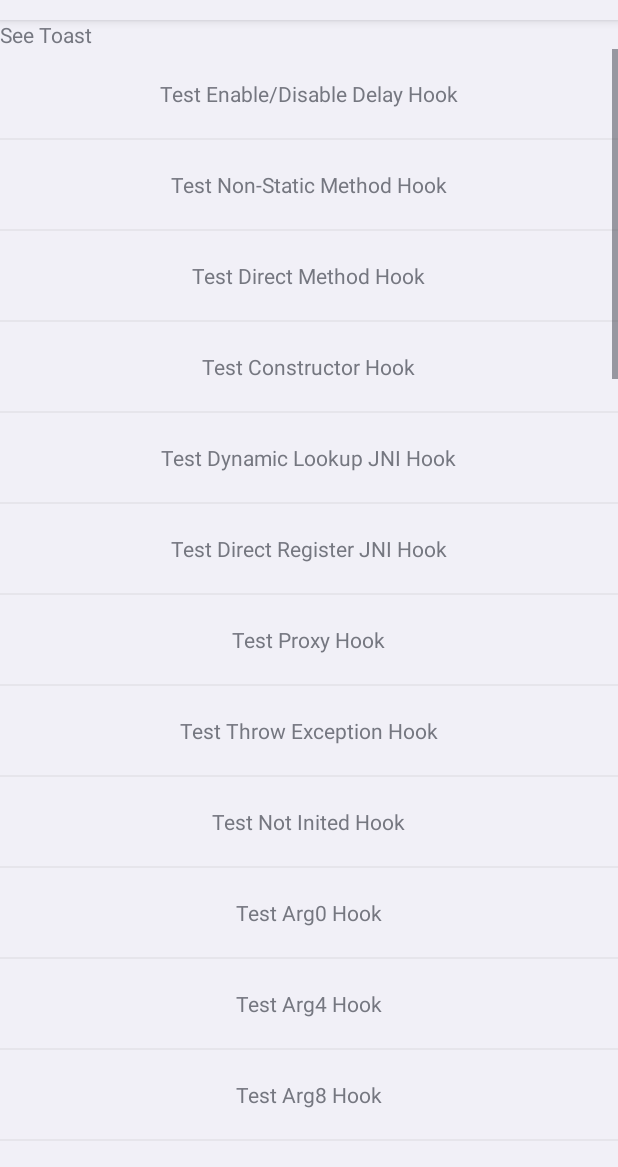
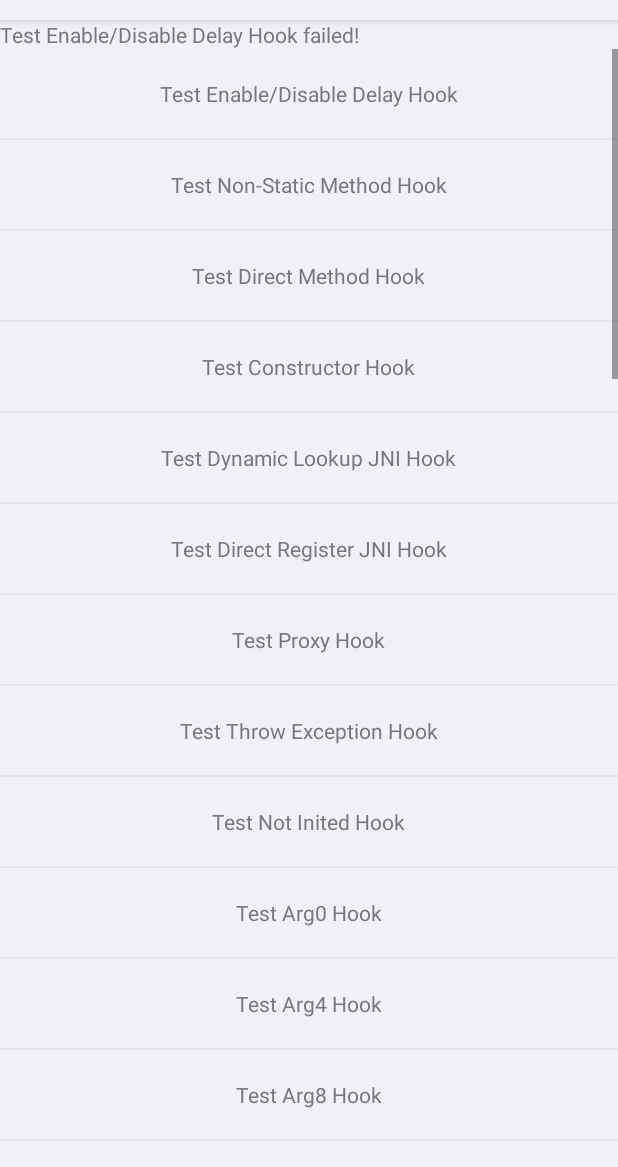
Before and after one commit to canyie/pine, an Android app: the screen it shows after launch (MainActivity), after a tap on an icon or button, on a phone screen of 412 x 824 dp, the part 64-1231 px from its top. Run offline under Robolectric (Android 15) with nearby library versions, the light colour scheme and no system bars; 11 statements that could not run were skipped.

Commit message:
[app] Add automated test

```diff
--- a/app/build.gradle
+++ b/app/build.gradle
@@ -50,4 +50,7 @@ dependencies {
     implementation project(':core')
     implementation project(':enhances')
     implementation 'com.iqiyi.xcrash:xcrash-android-lib:2.4.9'
+
+    androidTestImplementation "androidx.test.ext:junit:1.1.3"
+    androidTestImplementation "androidx.test:runner:1.4.0"
 }
--- a/app/src/main/java/top/canyie/pine/examples/ExampleApp.java
+++ b/app/src/main/java/top/canyie/pine/examples/ExampleApp.java
@@ -13,11 +13,60 @@ import top.canyie.pine.PineConfig;
 import xcrash.ICrashCallback;
 import xcrash.XCrash;
 
+import top.canyie.pine.examples.test.*;
+
 /**
  * @author canyie
  */
 public class ExampleApp extends Application {
     public static final String TAG = "PineExample";
+    public static final TestItem TOAST_TEST = new TestItem("Toast.makeText Hook", new ToastHookTest());
+    public static final TestItem GC_TEST = new TestItem("Run GC", new GCTest());
+    public static final TestItem TOGGLE_DELAY_HOOK_TEST  = new TestItem("Enable/Disable Delay Hook", new DelayHookTest());
+    public static final TestItem[] ALL_TESTS = {
+            TOGGLE_DELAY_HOOK_TEST,
+            new TestItem("Non-Static Method Hook", new NonStaticTest()),
+            new TestItem("Direct Method Hook", new DirectMethodTest()),
+            new TestItem("Constructor Hook", new ConstructorTest()),
+            new TestItem("Dynamic Lookup JNI Hook", new DynamicLookupJNITest()),
+            new TestItem("Direct Register JNI Hook", new DirectRegisterJNITest()),
+            new TestItem("Proxy Hook", new ProxyTest()),
+            new TestItem("Throw Exception Hook", new ThrowExceptionTest()),
+            new TestItem("Not Inited Hook", new NotInitedTest()),
+            new TestItem("Arg0 Hook", new Arg0Test()),
+            new TestItem("Arg4 Hook", new Arg4Test()),
+            new TestItem("Arg8 Hook", new Arg8Test()),
+            new TestItem("Arg44 Hook", new Arg44Test()),
+            new TestItem("Arg48 Hook", new Arg48Test()),
+            new TestItem("Arg84 Hook", new Arg84Test()),
+            new TestItem("Arg88 Hook", new Arg88Test()),
+            new TestItem("Arg444 Hook", new Arg444Test()),
+            new TestItem("Arg448 Hook", new Arg448Test()),
+            new TestItem("Arg484 Hook", new Arg484Test()),
+            new TestItem("Arg488 Hook", new Arg488Test()),
+            new TestItem("Arg844 Hook", new Arg844Test()),
+            new TestItem("Arg848 Hook", new Arg848Test()),
+            new TestItem("Arg884 Hook", new Arg884Test()),
+            new TestItem("Arg888 Hook", new Arg888Test()),
+            new TestItem("Arg4444 Hook", new Arg4444Test()),
+            new TestItem("Arg4448 Hook", new Arg4448Test()),
+            new TestItem("Arg4484 Hook", new Arg4484Test()),
+            new TestItem("Arg4488 Hook", new Arg4488Test()),
+            new TestItem("Arg4844 Hook", new Arg4844Test()),
+            new TestItem("Arg4848 Hook", new Arg4848Test()),
+            new TestItem("Arg4884 Hook", new Arg4884Test()),
+            new TestItem("Arg4888 Hook", new Arg4888Test()),
+            new TestItem("Arg8444 Hook", new Arg8444Test()),
+            new TestItem("Arg8448 Hook", new Arg8448Test()),
+            new TestItem("Arg8484 Hook", new Arg8484Test()),
+            new TestItem("Arg8488 Hook", new Arg8488Test()),
+            new TestItem("Arg8844 Hook", new Arg8844Test()),
+            new TestItem("Arg8848 Hook", new Arg8848Test()),
+            new TestItem("Arg8884 Hook", new Arg8884Test()),
+            new TestItem("Arg8888 Hook", new Arg8888Test()),
+            TOAST_TEST,
+            GC_TEST
+    };
     private static ExampleApp instance;
 
     @Override protected void attachBaseContext(Context base) {
@@ -34,7 +83,7 @@ public class ExampleApp extends Application {
         tombstones.setExecutable(true, false);
 
         ICrashCallback callback = new ICrashCallback() {
-            @Override public void onCrash(String logPath, String emergency) throws Exception {
+            @Override public void onCrash(String logPath, String emergency) {
                 Log.e(TAG, "XCrash triggered: logPath " + logPath + " emergency " + emergency);
                 new File(logPath).setReadable(true, false);
             }
--- a/app/src/main/java/top/canyie/pine/examples/MainActivity.java
+++ b/app/src/main/java/top/canyie/pine/examples/MainActivity.java
@@ -4,61 +4,18 @@ import android.annotation.SuppressLint;
 import android.app.Activity;
 import android.os.Build;
 import android.os.Bundle;
-import android.util.Log;
 import android.view.View;
 import android.widget.AdapterView;
 import android.widget.ArrayAdapter;
 import android.widget.ListView;
 import android.widget.TextView;
 
-import top.canyie.pine.examples.test.*;
+import top.canyie.pine.examples.test.Test;
+import top.canyie.pine.examples.test.TestItem;
+
+import static top.canyie.pine.examples.ExampleApp.ALL_TESTS;
 
 public class MainActivity extends Activity implements AdapterView.OnItemClickListener {
-    private static final TestItem[] sTestItems = {
-            new TestItem("Enable/Disable Delay Hook", new DelayHookTest()),
-            new TestItem("Non-Static Method Hook", new NonStaticTest()),
-            new TestItem("Direct Method Hook", new DirectMethodTest()),
-            new TestItem("Constructor Hook", new ConstructorTest()),
-            new TestItem("Dynamic Lookup JNI Hook", new DynamicLookupJNITest()),
-            new TestItem("Direct Register JNI Hook", new DirectRegisterJNITest()),
-            new TestItem("Proxy Hook", new ProxyTest()),
-            new TestItem("Throw Exception Hook", new ThrowExceptionTest()),
-            new TestItem("Not Inited Hook", new NotInitedTest()),
-            new TestItem("Arg0 Hook", new Arg0Test()),
-            new TestItem("Arg4 Hook", new Arg4Test()),
-            new TestItem("Arg8 Hook", new Arg8Test()),
-            new TestItem("Arg44 Hook", new Arg44Test()),
-            new TestItem("Arg48 Hook", new Arg48Test()),
-            new TestItem("Arg84 Hook", new Arg84Test()),
-            new TestItem("Arg88 Hook", new Arg88Test()),
-            new TestItem("Arg444 Hook", new Arg444Test()),
-            new TestItem("Arg448 Hook", new Arg448Test()),
-            new TestItem("Arg484 Hook", new Arg484Test()),
-            new TestItem("Arg488 Hook", new Arg488Test()),
-            new TestItem("Arg844 Hook", new Arg844Test()),
-            new TestItem("Arg848 Hook", new Arg848Test()),
-            new TestItem("Arg884 Hook", new Arg884Test()),
-            new TestItem("Arg888 Hook", new Arg888Test()),
-            new TestItem("Arg4444 Hook", new Arg4444Test()),
-            new TestItem("Arg4448 Hook", new Arg4448Test()),
-            new TestItem("Arg4484 Hook", new Arg4484Test()),
-            new TestItem("Arg4488 Hook", new Arg4488Test()),
-            new TestItem("Arg4844 Hook", new Arg4844Test()),
-            new TestItem("Arg4848 Hook", new Arg4848Test()),
-            new TestItem("Arg4884 Hook", new Arg4884Test()),
-            new TestItem("Arg4888 Hook", new Arg4888Test()),
-            new TestItem("Arg8444 Hook", new Arg8444Test()),
-            new TestItem("Arg8448 Hook", new Arg8448Test()),
-            new TestItem("Arg8484 Hook", new Arg8484Test()),
-            new TestItem("Arg8488 Hook", new Arg8488Test()),
-            new TestItem("Arg8844 Hook", new Arg8844Test()),
-            new TestItem("Arg8848 Hook", new Arg8848Test()),
-            new TestItem("Arg8884 Hook", new Arg8884Test()),
-            new TestItem("Arg8888 Hook", new Arg8888Test()),
-            new TestItem("Toast.makeText Hook", new ToastHookTest()),
-            new TestItem("Run GC", new GCTest())
-    };
-
     private TextView output;
 
     @SuppressLint("DefaultLocale") @Override
@@ -71,9 +28,9 @@ public class MainActivity extends Activity implements AdapterView.OnItemClickLis
         output.setText(String.format("Android %s (API %d); CPU Arch %s; No Test executed…",
                 Build.VERSION.RELEASE, Build.VERSION.SDK_INT, Build.CPU_ABI));
 
-        String[] testNames = new String[sTestItems.length];
-        for (int i = 0; i < sTestItems.length; i++) {
-            testNames[i] = "Test " + sTestItems[i].name;
+        String[] testNames = new String[ALL_TESTS.length];
+        for (int i = 0; i < ALL_TESTS.length; i++) {
+            testNames[i] = "Test " + ALL_TESTS[i].name;
         }
         ArrayAdapter<String> adapter = new ArrayAdapter<>(this, R.layout.test_item,
                 R.id.test_item_name, testNames);
@@ -84,43 +41,14 @@ public class MainActivity extends Activity implements AdapterView.OnItemClickLis
 
     @SuppressLint("SetTextI18n") @Override
     public void onItemClick(AdapterView<?> parent, View view, int position, long id) {
-        TestItem testItem = sTestItems[position];
-        Log.i(ExampleApp.TAG, "Executing " + testItem.name);
-        Test test = testItem.test;
-        int result = test.run();
-        Log.i(ExampleApp.TAG, "Execute " + testItem.name + " result " + result);
-
-        boolean success = false, failed = false;
-
+        TestItem testItem = ALL_TESTS[position];
+        int result = testItem.run();
         if (result == Test.SUCCESS) {
-            if (test.isCallbackInvoked) {
-                success = true;
-            } else {
-                Log.e(ExampleApp.TAG, "Test " + testItem.name + " is not hooked");
-                failed = true;
-            }
+            output.setText("Test " + testItem.name + " success!");
         } else if (result == Test.FAILED) {
-            failed = true;
-        }
-
-        test.isCallbackInvoked = false;
-
-        if (success) {
-            output.setText("Test " + testItem.name + " success!");
-        } else if (failed) {
             output.setText("Test " + testItem.name + " failed!");
         } else {
             output.setText("See Toast");
         }
     }
-
-    private static final class TestItem {
-        final String name;
-        final Test test;
-
-        TestItem(String name, Test test) {
-            this.name = name;
-            this.test = test;
-        }
-    }
 }
--- a/app/src/main/java/top/canyie/pine/examples/test/DelayHookTest.java
+++ b/app/src/main/java/top/canyie/pine/examples/test/DelayHookTest.java
@@ -13,6 +13,7 @@ import top.canyie.pine.examples.ExampleApp;
 public class DelayHookTest extends Test {
     private boolean enabled;
     @Override public int run() {
+        int res = IGNORED;
         Context ctx = ExampleApp.getInstance();
         CharSequence alert;
         if (enabled) {
@@ -27,10 +28,11 @@ public class DelayHookTest extends Test {
                 alert = "Enabled delay hook";
             } else {
                 alert = "Delay hook init error";
+                res = FAILED;
             }
         }
         Toast.makeText(ctx, alert, Toast.LENGTH_SHORT).show();
-        return IGNORED;
+        return res;
     }
 
     @Override protected int testImpl() {
--- /dev/null
+++ b/app/src/main/java/top/canyie/pine/examples/test/TestItem.java
@@ -0,0 +1,32 @@
+package top.canyie.pine.examples.test;
+
+import android.util.Log;
+
+import top.canyie.pine.examples.ExampleApp;
+
+/**
+ * @author canyie
+ */
+public class TestItem {
+    public final String name;
+    public final Test test;
+
+    public TestItem(String name, Test test) {
+        this.name = name;
+        this.test = test;
+    }
+
+    public int run() {
+        Log.i(ExampleApp.TAG, "Executing " + name);
+        int result = test.run();
+        Log.i(ExampleApp.TAG, "Result of " + name + " : " + result);
+
+        if (result == Test.SUCCESS && !test.isCallbackInvoked) {
+            Log.e(ExampleApp.TAG, "Test " + name + " is not hooked");
+            result = Test.FAILED;
+        }
+
+        test.isCallbackInvoked = false;
+        return result;
+    }
+}
--- a/gradle.properties
+++ b/gradle.properties
@@ -12,6 +12,8 @@ org.gradle.jvmargs=-Xmx1536m
 # http://www.gradle.org/docs/current/userguide/multi_project_builds.html#sec:decoupled_projects
 # org.gradle.parallel=true
 
+android.useAndroidX=true
+
 # Signing Configs, defined in local.properties
 sdk.dir=
 signing.keyId=
```
Also changed, not shown: 1 other file.
